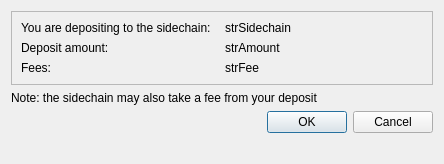
This is src/qt/forms/sidechaindepositconfirmationdialog.ui in DriveNetTESTDRIVE/DriveNet as Qt 5 draws it before an edit. The edited form follows.
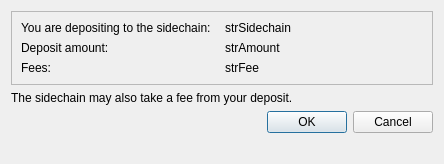
This is the edited form.

Commit message: Remove the word note from GUI

Patch:
```diff
--- a/src/qt/forms/sidechaindepositconfirmationdialog.ui
+++ b/src/qt/forms/sidechaindepositconfirmationdialog.ui
@@ -74,7 +74,7 @@
    <item>
     <widget class="QLabel" name="label">
      <property name="text">
-      <string>Note: the sidechain may also take a fee from your deposit</string>
+      <string>The sidechain may also take a fee from your deposit.</string>
      </property>
     </widget>
    </item>
```
The commit also changes 2 other files.
